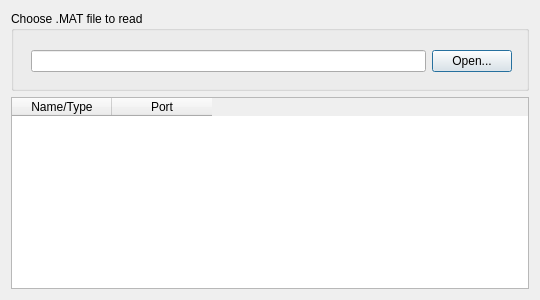
First picture: the form in src/Interface/Modules/Matlab/ImportFieldsFromMatlab.ui, repository SCIInstitute/SCIRun, before the edit.
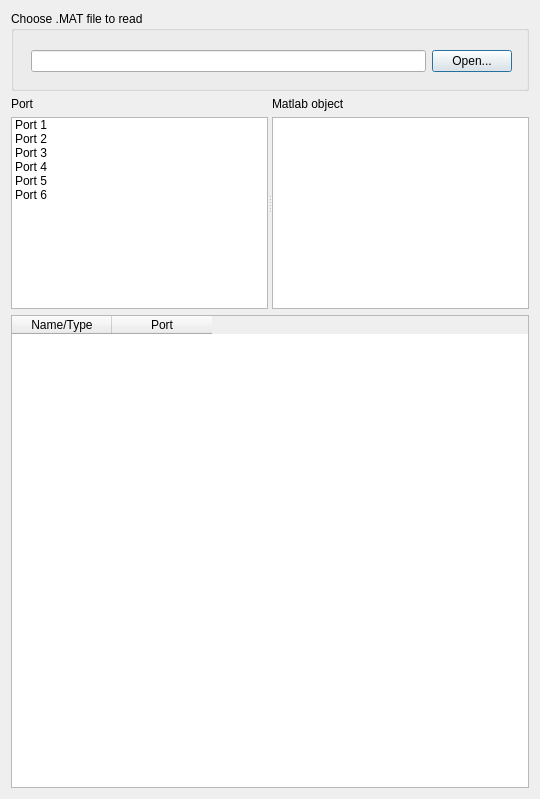
Second picture: the form after the edit.

```diff
--- a/src/Interface/Modules/Matlab/ImportFieldsFromMatlab.ui
+++ b/src/Interface/Modules/Matlab/ImportFieldsFromMatlab.ui
@@ -7,7 +7,7 @@
     <x>0</x>
     <y>0</y>
     <width>540</width>
-    <height>300</height>
+    <height>799</height>
    </rect>
   </property>
   <property name="minimumSize">
@@ -19,7 +19,7 @@
   <property name="windowTitle">
    <string>ImportFieldsFromMatlab</string>
   </property>
-  <layout class="QVBoxLayout" name="verticalLayout">
+  <layout class="QVBoxLayout" name="verticalLayout_3">
    <item>
     <widget class="QGroupBox" name="groupBox">
      <property name="minimumSize">
@@ -71,6 +71,75 @@
      </widget>
     </widget>
    </item>
+   <item>
+    <widget class="QSplitter" name="splitter">
+     <property name="orientation">
+      <enum>Qt::Horizontal</enum>
+     </property>
+     <widget class="QWidget" name="">
+      <layout class="QVBoxLayout" name="verticalLayout">
+       <item>
+        <widget class="QLabel" name="label">
+         <property name="text">
+          <string>Port</string>
+         </property>
+        </widget>
+       </item>
+       <item>
+        <widget class="QListWidget" name="portListWidget_">
+         <property name="spacing">
+          <number>2</number>
+         </property>
+         <item>
+          <property name="text">
+           <string>Port 1</string>
+          </property>
+         </item>
+         <item>
+          <property name="text">
+           <string>Port 2</string>
+          </property>
+         </item>
+         <item>
+          <property name="text">
+           <string>Port 3</string>
+          </property>
+         </item>
+         <item>
+          <property name="text">
+           <string>Port 4</string>
+          </property>
+         </item>
+         <item>
+          <property name="text">
+           <string>Port 5</string>
+          </property>
+         </item>
+         <item>
+          <property name="text">
+           <string>Port 6</string>
+          </property>
+         </item>
+        </widget>
+       </item>
+      </layout>
+     </widget>
+     <widget class="QWidget" name="">
+      <layout class="QVBoxLayout" name="verticalLayout_2">
+       <item>
+        <widget class="QLabel" name="label_2">
+         <property name="text">
+          <string>Matlab object</string>
+         </property>
+        </widget>
+       </item>
+       <item>
+        <widget class="QListWidget" name="matlabObjectListWidget_"/>
+       </item>
+      </layout>
+     </widget>
+    </widget>
+   </item>
    <item>
     <widget class="QTableWidget" name="tableWidget">
      <column>
```
